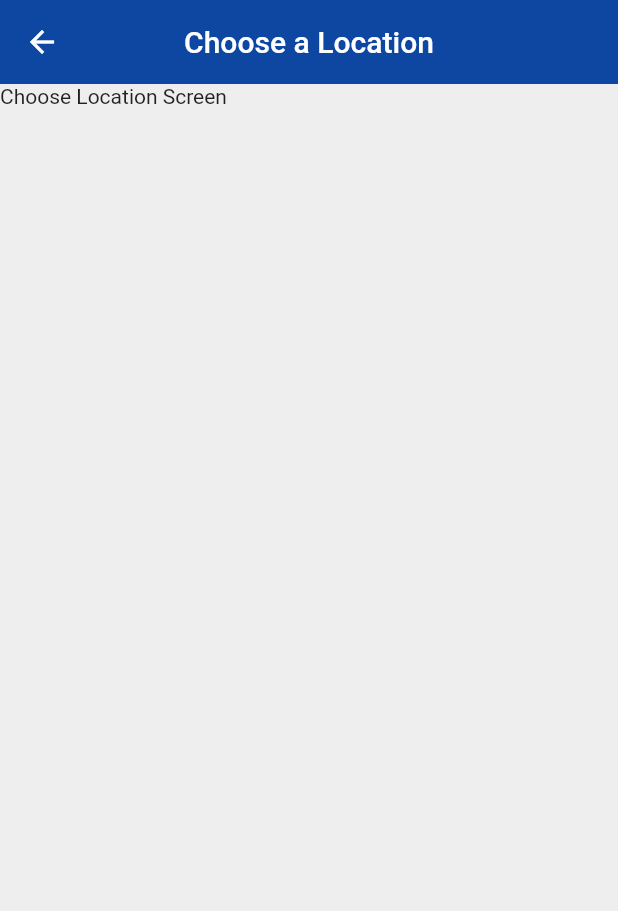
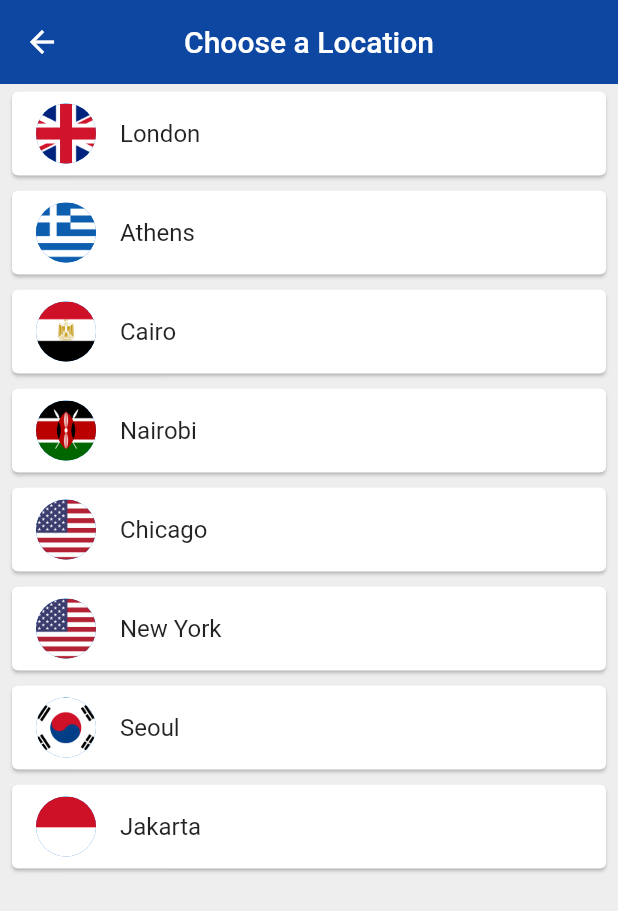
Before and after one commit to Lduffley/World_Time, a Flutter app: the ChooseLocation screen opened by its route, on a phone screen of 412 x 824 dp. Shown: the top 911 px of the screen. Run offline on Flutter 3.47's test engine with Material 2 defaults, Android fonts, the phone set to English and light mode, and no system bars; our stand-ins replace flutter_spinkit; network calls fail.

Commit message:
Add files via upload

```diff
--- a/lib/pages/choose_location.dart
+++ b/lib/pages/choose_location.dart
@@ -1,4 +1,5 @@
 import 'package:flutter/material.dart';
+import 'package:worldtime/services/world_time.dart';
 
 class ChooseLocation extends StatefulWidget {
   @override
@@ -6,6 +7,30 @@ class ChooseLocation extends StatefulWidget {
 }
 
 class _ChooseLocationState extends State<ChooseLocation> {
+  List<WorldTime> locations = [
+    WorldTime(url: 'Europe/London', location: 'London', flag: 'uk.png'),
+    WorldTime(url: 'Europe/Berlin', location: 'Athens', flag: 'greece.png'),
+    WorldTime(url: 'Africa/Cairo', location: 'Cairo', flag: 'egypt.png'),
+    WorldTime(url: 'Africa/Nairobi', location: 'Nairobi', flag: 'kenya.png'),
+    WorldTime(url: 'America/Chicago', location: 'Chicago', flag: 'usa.png'),
+    WorldTime(url: 'America/New_York', location: 'New York', flag: 'usa.png'),
+    WorldTime(url: 'Asia/Seoul', location: 'Seoul', flag: 'south_korea.png'),
+    WorldTime(url: 'Asia/Jakarta', location: 'Jakarta', flag: 'indonesia.png'),
+  ];
+
+  void updateTime(index) async {
+    WorldTime instance = locations[index];
+    await instance.getTime();
+    // naviagte to home screen
+
+    Navigator.pop(context, {
+      'location': instance.location,
+      'flag': instance.flag,
+      'time': instance.time,
+      'isDayTime': instance.isDayTime
+    });
+  }
+
   @override
   Widget build(BuildContext context) {
     return Scaffold(
@@ -16,7 +41,29 @@ class _ChooseLocationState extends State<ChooseLocation> {
         centerTitle: true,
         elevation: 0,
       ),
-      body: Text('Choose Location Screen'),
+      body: ListView.builder(
+        itemBuilder: (context, index) {
+          return Padding(
+            padding: const EdgeInsets.symmetric(vertical: 1, horizontal: 4),
+            child: Card(
+              child: ListTile(
+                onTap: () {
+                  updateTime(index);
+                },
+                title: Text(
+                  locations[index].location,
+                ),
+                leading: CircleAvatar(
+                  backgroundImage: AssetImage(
+                    'img/${locations[index].flag}',
+                  ),
+                ),
+              ),
+            ),
+          );
+        },
+        itemCount: locations.length,
+      ),
     );
   }
 }
--- a/lib/services/world_time.dart
+++ b/lib/services/world_time.dart
@@ -1,20 +1,23 @@
-import 'package:flutter/material.dart';
 import 'package:http/http.dart';
 import 'dart:convert';
+import 'package:intl/intl.dart';
 
 class WorldTime {
-  String location; //location name for UI
-  String time; //time in that location
-  String flag; // url to asset flag icon
+  String location; // location name for the UI
+  String time; // the time in that location
+  String flag; // url to an asset flag icon
   String url; // location url for api endpoint
+  bool isDayTime; // true or false if daytime or night
 
   WorldTime({this.location, this.flag, this.url});
 
   Future<void> getTime() async {
     try {
+      //http://worldtimeapi.org/api/timezone/Europe/London
       Response response =
           await get('http://worldtimeapi.org/api/timezone/$url');
       Map data = jsonDecode(response.body);
+//    print(data);
 
       // get properties from data
       String datetime = data['datetime'];
@@ -22,14 +25,19 @@ class WorldTime {
 //    print(datetime);
 //    print(offset);
 
-      // create DateTime Object
+      // create DateTime object
+
       DateTime now = DateTime.parse(datetime);
-      now = now.add(Duration(hours: int.parse(offset)));
+      now = now.add(
+        Duration(
+          hours: int.parse(offset),
+        ),
+      );
+      // set time property
+      isDayTime = now.hour > 6 && now.hour < 20 ? true : false;
 
-      //set time property
-      time = now.toString();
+      time = DateFormat.jm().format(now);
     } catch (e) {
-      print('caught error : $e');
       time = 'could not get time data';
     }
   }
```
Also changed, not shown: lib/main.dart (+11 -9 lines), lib/pages/home.dart (+73 -9 lines), lib/pages/loading.dart (+19 -8 lines), pubspec.yaml (+12 -7 lines), img/cats.jpg (added), img/day.png (added), img/egypt.png (added), img/germany.png (added), img/greece.png (added), img/indonesia.png (added), img/kenya.png (added), img/night.png (added), img/south_korea.png (added), img/uk.png (added), 2 more files, 2 other files.
